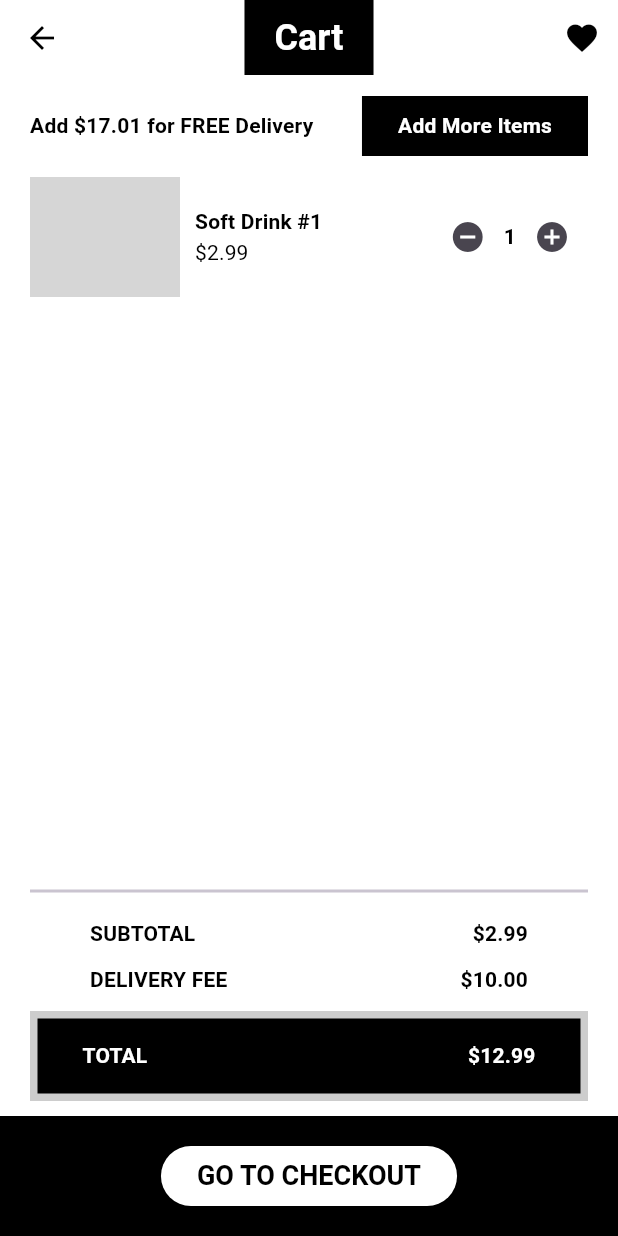
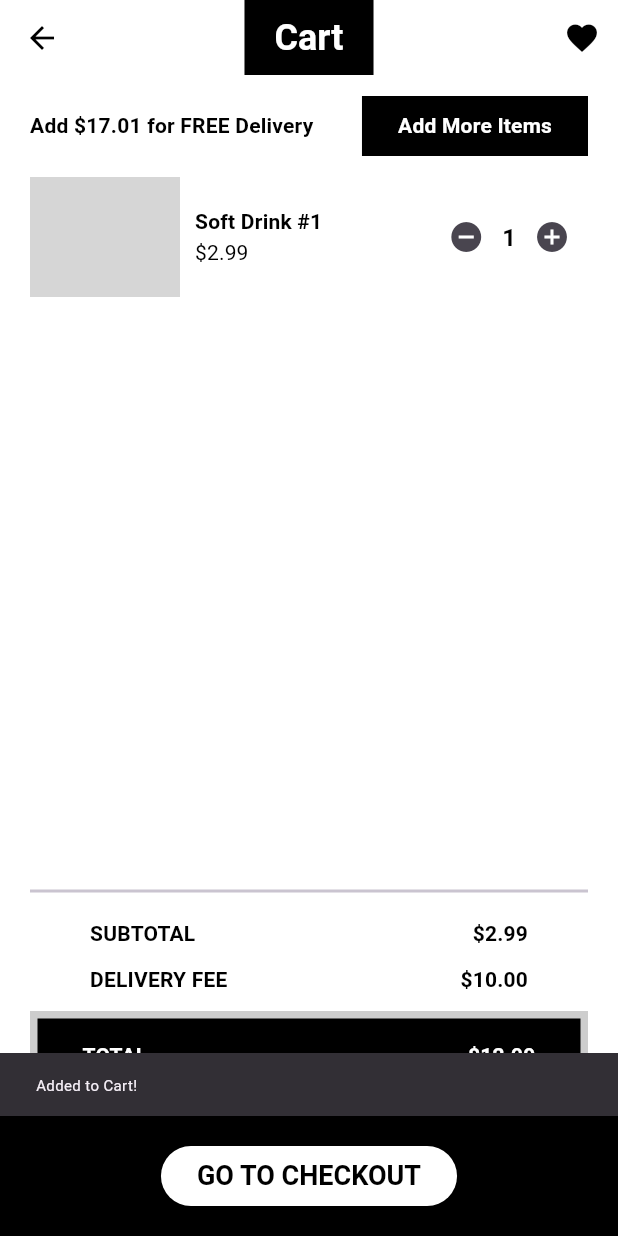
Before and after one commit to samikmaharjan55/E-Commerce-App, a Flutter app: the ProductScreen screen opened directly with sample values from the repository, item 2 of the bottom bar chosen, after a tap on the "favorite" icon, after a tap on "ADD TO CART", on a phone screen of 412 x 824 dp. Run offline on Flutter 3.47's test engine with Material 3 defaults, Android fonts, the phone set to English and light mode, and no system bars; our stand-ins replace carousel_slider, equatable, flutter_bloc; network calls fail; grey boxes are pictures that could not be loaded.

Commit message:
Cart Screen Quantity Completed

```diff
--- a/lib/models/cart_model.dart
+++ b/lib/models/cart_model.dart
@@ -5,6 +5,18 @@ import 'models.dart';
 class Cart extends Equatable {
   final List<Product> products;
   const Cart({this.products = const <Product>[]});
+
+  Map productQuantity(products) {
+    var quantity = Map();
+    products.forEach((product) {
+      if (!quantity.containsKey(product)) {
+        quantity[product] = 1;
+      } else {
+        quantity[product] += 1;
+      }
+    });
+    return quantity;
+  }
 
   // total of all cart items
   double get subtotal =>
--- a/lib/screens/cart/cart_screen.dart
+++ b/lib/screens/cart/cart_screen.dart
@@ -87,10 +87,20 @@ class CartScreen extends StatelessWidget {
                       SizedBox(
                         height: 400,
                         child: ListView.builder(
-                            itemCount: state.cart.products.length,
+                            itemCount: state.cart
+                                .productQuantity(state.cart.products)
+                                .keys
+                                .length,
                             itemBuilder: (context, index) {
                               return CartProductCard(
-                                product: state.cart.products[index],
+                                product: state.cart
+                                    .productQuantity(state.cart.products)
+                                    .keys
+                                    .elementAt(index),
+                                quantity: state.cart
+                                    .productQuantity(state.cart.products)
+                                    .values
+                                    .elementAt(index),
                               );
                             }),
                       ),
--- a/lib/screens/product/product_screen.dart
+++ b/lib/screens/product/product_screen.dart
@@ -63,6 +63,10 @@ class ProductScreen extends StatelessWidget {
                     ),
                     onPressed: () {
                       context.read<CartBloc>().add(CartProductAdded(product));
+                      const snackBar = SnackBar(
+                        content: Text('Added to Cart!'),
+                      );
+                      ScaffoldMessenger.of(context).showSnackBar(snackBar);
                       Navigator.pushNamed(context, '/cart');
                     },
                     child: Text(
--- a/lib/widgets/cart_product_card.dart
+++ b/lib/widgets/cart_product_card.dart
@@ -6,7 +6,9 @@ import '../models/models.dart';
 
 class CartProductCard extends StatelessWidget {
   final Product product;
-  const CartProductCard({super.key, required this.product});
+  final int quantity;
+  const CartProductCard(
+      {super.key, required this.product, required this.quantity});
 
   @override
   Widget build(BuildContext context) {
@@ -48,8 +50,8 @@ class CartProductCard extends StatelessWidget {
                     icon: const Icon(Icons.remove_circle),
                   ),
                   Text(
-                    '1',
-                    style: Theme.of(context).textTheme.titleMedium,
+                    '$quantity',
+                    style: Theme.of(context).textTheme.titleLarge,
                   ),
                   IconButton(
                     onPressed: () {
--- a/lib/widgets/product_card.dart
+++ b/lib/widgets/product_card.dart
@@ -100,6 +100,11 @@ class ProductCard extends StatelessWidget {
                                 context
                                     .read<CartBloc>()
                                     .add(CartProductAdded(product));
+                                const snackBar = SnackBar(
+                                  content: Text('Added to Cart!'),
+                                );
+                                ScaffoldMessenger.of(context)
+                                    .showSnackBar(snackBar);
                               },
                               icon: const Icon(
                                 Icons.add_circle,
```
